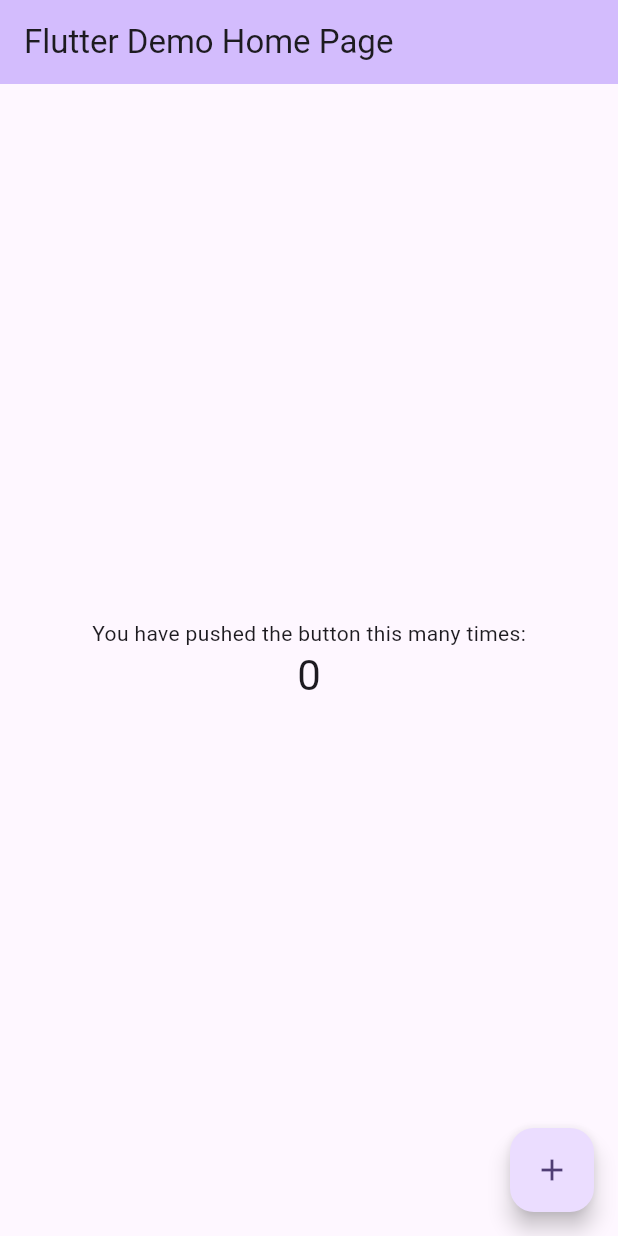
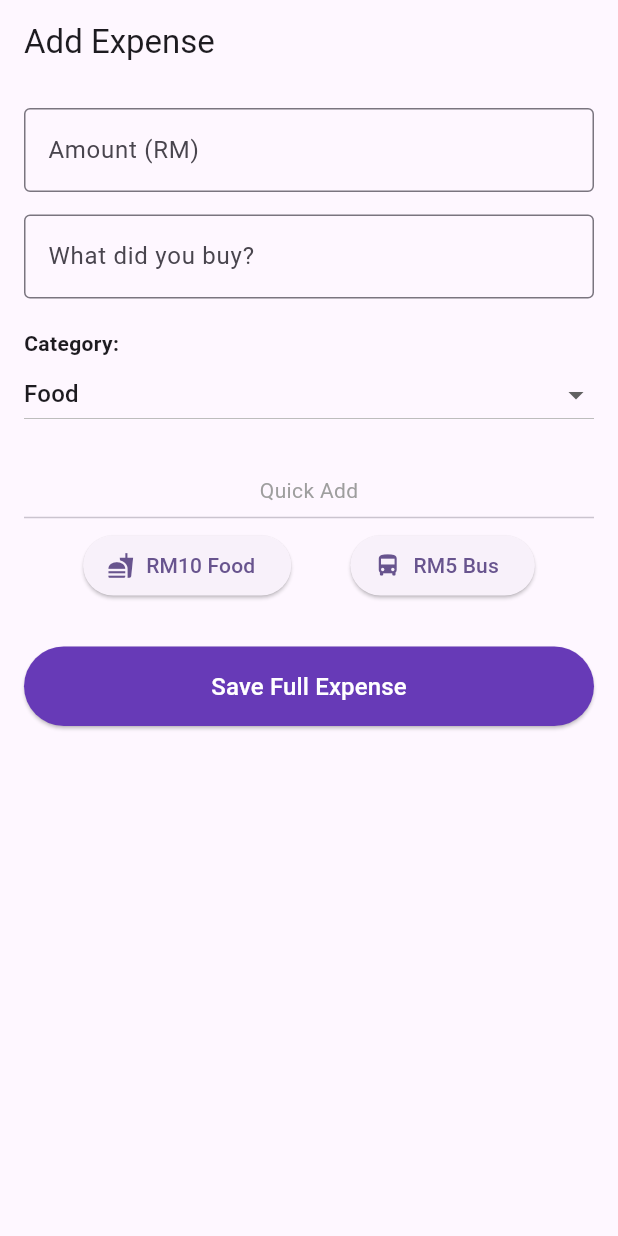
Before and after one commit to MuhdFariq/ai_spending_decision_assistant, a Flutter app: the screen it shows after launch, on a phone screen of 412 x 824 dp. Run offline on Flutter 3.47's test engine with Material 3 defaults, Android fonts, the light colour scheme and no system bars; our stand-ins replace cloud_firestore, firebase_analytics, firebase_auth, firebase_core, flutter_dotenv; accounts and stored records are empty; generated files the repository leaves out were written again.

Commit message:
siap simple ui utk add expense into database with backend logic as well

```diff
--- a/lib/main.dart
+++ b/lib/main.dart
@@ -4,6 +4,7 @@ import 'package:flutter_dotenv/flutter_dotenv.dart';
 import 'firebase_options.dart';
 import 'services/firestore_service.dart';
 import 'services/analytics_service.dart';
+import 'screens/add_expense_screen.dart';
 
 void main() async {
   WidgetsFlutterBinding.ensureInitialized();
@@ -44,7 +45,7 @@ class MyApp extends StatelessWidget {
 
       navigatorObservers: [analyticsService.getAnalyticsObserver()],
 
-      home: const MyHomePage(title: 'Flutter Demo Home Page'),
+      home: const AddExpenseScreen(),
     );
   }
 }
--- a/lib/models/expenses.dart
+++ b/lib/models/expenses.dart
@@ -0,0 +1,38 @@
+import 'package:cloud_firestore/cloud_firestore.dart';
+
+class Expense {
+  final String? id;         // The unique ID from Firebase
+  final double amount;      // RM value
+  final String category;    // Food, Transport, etc.
+  final String note;        // "Lunch at UM"
+  final DateTime date;      // When it happened
+
+  Expense({
+    this.id,
+    required this.amount,
+    required this.category,
+    required this.note,
+    required this.date,
+  });
+
+  // This converts Firebase data (Map) into a Flutter "Expense" object
+  factory Expense.fromMap(Map<String, dynamic> data, String documentId) {
+    return Expense(
+      id: documentId,
+      amount: (data['amount'] ?? 0).toDouble(),
+      category: data['category'] ?? 'Uncategorized',
+      note: data['note'] ?? '',
+      date: (data['date'] as Timestamp).toDate(),
+    );
+  }
+
+  // This converts our Flutter object into a Map to save to Firebase
+  Map<String, dynamic> toMap() {
+    return {
+      'amount': amount,
+      'category': category,
+      'note': note,
+      'date': Timestamp.fromDate(date),
+    };
+  }
+}
--- a/lib/screens/add_expense_screen.dart
+++ b/lib/screens/add_expense_screen.dart
@@ -0,0 +1,139 @@
+import 'package:flutter/material.dart';
+import '../models/expenses.dart';
+import '../services/firestore_service.dart';
+
+class AddExpenseScreen extends StatefulWidget {
+  const AddExpenseScreen({super.key});
+
+  @override
+  State<AddExpenseScreen> createState() => _AddExpenseScreenState();
+}
+
+class _AddExpenseScreenState extends State<AddExpenseScreen> {
+  final TextEditingController _amountController = TextEditingController();
+  final TextEditingController _noteController = TextEditingController();
+  String _selectedCategory = 'Food';
+
+  final List<String> _categories = ['Food', 'Transport', 'Shopping', 'Bills', 'Others'];
+
+  // This is the standard save function
+  void _saveExpense() {
+    final double? amount = double.tryParse(_amountController.text);
+    final String note = _noteController.text;
+
+    if (amount != null && note.isNotEmpty) {
+      final newExpense = Expense(
+        amount: amount,
+        note: note,
+        category: _selectedCategory,
+        date: DateTime.now(),
+      );
+
+      FirestoreService.addExpense(newExpense);
+
+      _amountController.clear();
+      _noteController.clear();
+      ScaffoldMessenger.of(context).showSnackBar(
+        const SnackBar(content: Text('Expense Saved!')),
+      );
+    }
+  }
+
+  // This is the new Quick Add function
+  void _quickAdd(double amount, String category) {
+    final newExpense = Expense(
+      amount: amount,
+      note: "Quick Add",
+      category: category,
+      date: DateTime.now(),
+    );
+
+    FirestoreService.addExpense(newExpense);
+
+    ScaffoldMessenger.of(context).showSnackBar(
+      SnackBar(content: Text('Quick Added RM${amount.toStringAsFixed(2)} for $category!')),
+    );
+  }
+
+  @override
+  Widget build(BuildContext context) {
+    return Scaffold(
+      appBar: AppBar(title: const Text('Add Expense')),
+      body: Padding(
+        padding: const EdgeInsets.all(16.0),
+        child: SingleChildScrollView( // Added scroll just in case keyboard blocks the screen
+          child: Column(
+            crossAxisAlignment: CrossAxisAlignment.stretch,
+            children: [
+              TextField(
+                controller: _amountController,
+                decoration: const InputDecoration(
+                  labelText: 'Amount (RM)',
+                  border: OutlineInputBorder(),
+                ),
+                keyboardType: TextInputType.number,
+              ),
+              const SizedBox(height: 15),
+              TextField(
+                controller: _noteController,
+                decoration: const InputDecoration(
+                  labelText: 'What did you buy?',
+                  border: OutlineInputBorder(),
+                ),
+              ),
+              const SizedBox(height: 20),
+              const Text("Category:", style: TextStyle(fontWeight: FontWeight.bold)),
+              DropdownButton<String>(
+                value: _selectedCategory,
+                isExpanded: true,
+                items: _categories.map((String value) {
+                  return DropdownMenuItem<String>(
+                    value: value,
+                    child: Text(value),
+                  );
+                }).toList(),
+                onChanged: (newValue) {
+                  setState(() {
+                    _selectedCategory = newValue!;
+                  });
+                },
+              ),
+              const SizedBox(height: 30),
+
+              // --- QUICK ADD SECTION ---
+              const Center(child: Text("Quick Add", style: TextStyle(color: Colors.grey))),
+              const Divider(),
+              Row(
+                mainAxisAlignment: MainAxisAlignment.spaceEvenly,
+                children: [
+                  ElevatedButton.icon(
+                    onPressed: () => _quickAdd(10.0, "Food"),
+                    icon: const Icon(Icons.fastfood),
+                    label: const Text("RM10 Food"),
+                  ),
+                  ElevatedButton.icon(
+                    onPressed: () => _quickAdd(5.0, "Transport"),
+                    icon: const Icon(Icons.directions_bus),
+                    label: const Text("RM5 Bus"),
+                  ),
+                ],
+              ),
+              const SizedBox(height: 30),
+
+              // --- MAIN SAVE BUTTON ---
+              ElevatedButton(
+                onPressed: _saveExpense,
+                style: ElevatedButton.styleFrom(
+                  padding: const EdgeInsets.symmetric(vertical: 15),
+                  backgroundColor: Colors.deepPurple,
+                  foregroundColor: Colors.white,
+                ),
+                child: const Text('Save Full Expense', style: TextStyle(fontSize: 16)),
+              ),
+            ],
+          ),
+        ),
+      ),
+    );
+  }
+}
--- a/lib/services/firestore_service.dart
+++ b/lib/services/firestore_service.dart
@@ -1,5 +1,41 @@
 import 'package:cloud_firestore/cloud_firestore.dart';
+import '../models/expenses.dart'; // Make sure this path is correct!
 
 class FirestoreService {
   static final FirebaseFirestore _firestore = FirebaseFirestore.instance;
+
+  // Save a new expense
+  static Future<void> addExpense(Expense expense) async {
+    try {
+      await _firestore.collection('expenses').add(expense.toMap());
+    } catch (e) {
+      print("Error adding expense: $e");
+    }
+  }
+
+  // Get a list of expenses for the Dashboard (Member B)
+  // Member B needs this for the Dashboard!
+  static Stream<List<Expense>> getExpenses() {
+    return _firestore
+        .collection('expenses')
+        .orderBy('date', descending: true)
+        .snapshots()
+        .map((snapshot) => snapshot.docs
+            .map((doc) => Expense.fromMap(doc.data(), doc.id))
+            .toList());
+  }
+
+  // Member D needs this for AI insights!
+  static Future<double> getTotalByCategory(String category) async {
+    final query = await _firestore
+        .collection('expenses')
+        .where('category', isEqualTo: category)
+        .get();
+
+    double total = 0;
+    for (var doc in query.docs) {
+      total += (doc.data()['amount'] ?? 0);
+    }
+    return total;
+  }
 }
```
Also changed, not shown: pubspec.lock, 1 other file.
